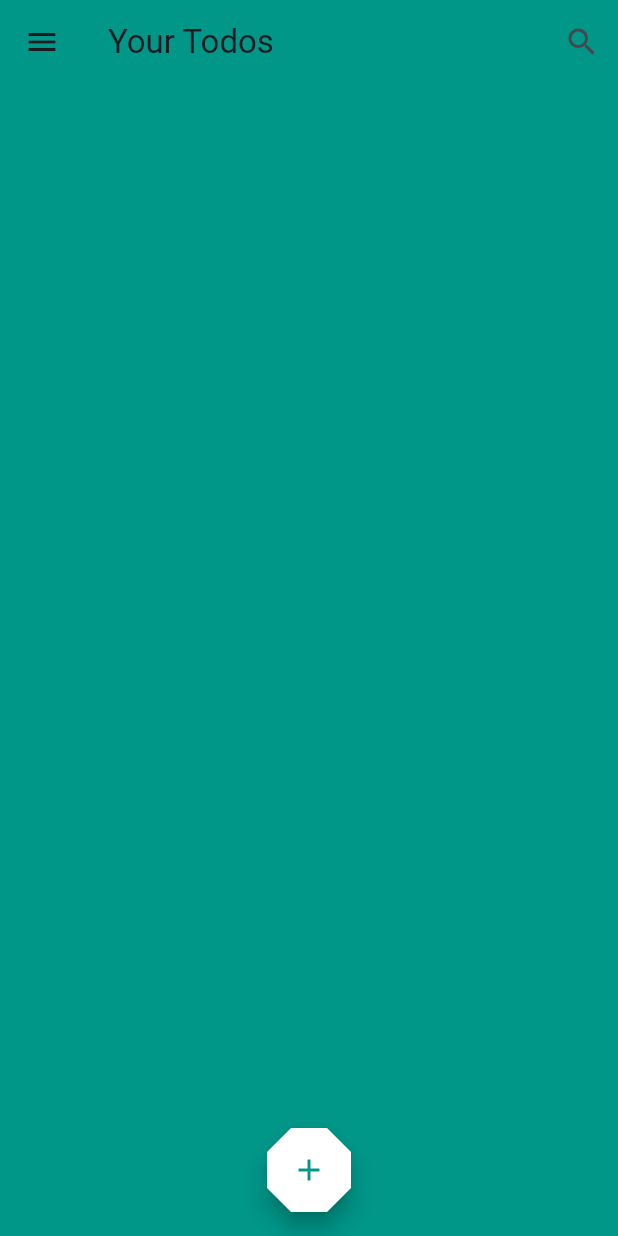
After one commit to OrMizL/todo_app, a Flutter app: the screen it shows after launch, on a phone screen of 412 x 824 dp. The commit adds this screen. Run offline on Flutter 3.47's test engine with Material 3 defaults, Android fonts, the phone set to English and light mode, and no system bars.

Commit message:
creating widget todoList

```diff
--- a/lib/src/screens/main_screen.dart
+++ b/lib/src/screens/main_screen.dart
@@ -1,6 +1,6 @@
 import 'package:flutter/material.dart';
 import 'package:todo_app/src/models/todo.dart';
-import 'package:todo_app/src/widgets/todo_item.dart';
+import 'package:todo_app/src/widgets/todo_list.dart';
 
 class MainScreen extends StatefulWidget {
   const MainScreen({super.key});
@@ -135,15 +135,10 @@ class _MainScreenState extends State<MainScreen> {
           ],
         ),
       ),
-      body: ListView(
-        padding: const EdgeInsets.symmetric(vertical: 10.0),
-        children: _todos.map((Todo todo) {
-          return TodoItem(
-              todo: todo,
-              onTodoChange: _handleTodoChange,
-              onTodoDelete: _handleTodoDelete);
-        }).toList(),
-      ),
+      body: TodoList(
+          todos: _todos,
+          onTodoChange: _handleTodoChange,
+          onTodoDelete: _handleTodoDelete),
       backgroundColor: Colors.teal,
       floatingActionButton: FloatingActionButton(
         onPressed: () => _displayDialog(),
--- /dev/null
+++ b/lib/src/widgets/todo_list.dart
@@ -0,0 +1,27 @@
+import 'package:flutter/material.dart';
+import 'package:todo_app/src/models/todo.dart';
+import 'package:todo_app/src/widgets/todo_item.dart';
+
+class TodoList extends StatelessWidget {
+  TodoList(
+      {required this.todos,
+      required this.onTodoChange,
+      required this.onTodoDelete})
+      : super(key: ObjectKey(todos));
+
+  final List<Todo> todos;
+  final void Function(Todo todo) onTodoChange;
+  final void Function(Todo todo) onTodoDelete;
+
+  @override
+  Widget build(BuildContext context) {
+    return ListView(
+        padding: const EdgeInsets.symmetric(vertical: 10.0),
+        children: todos.map((Todo todo) {
+          return TodoItem(
+              todo: todo,
+              onTodoChange: onTodoChange,
+              onTodoDelete: onTodoDelete);
+        }).toList());
+  }
+}
```
